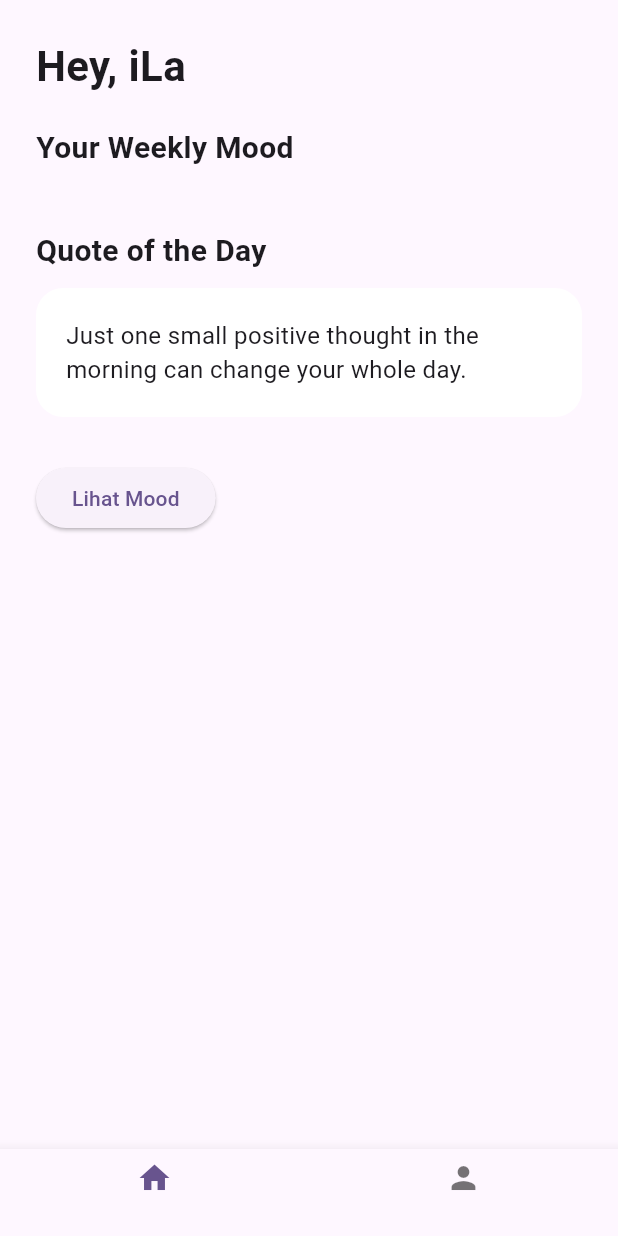
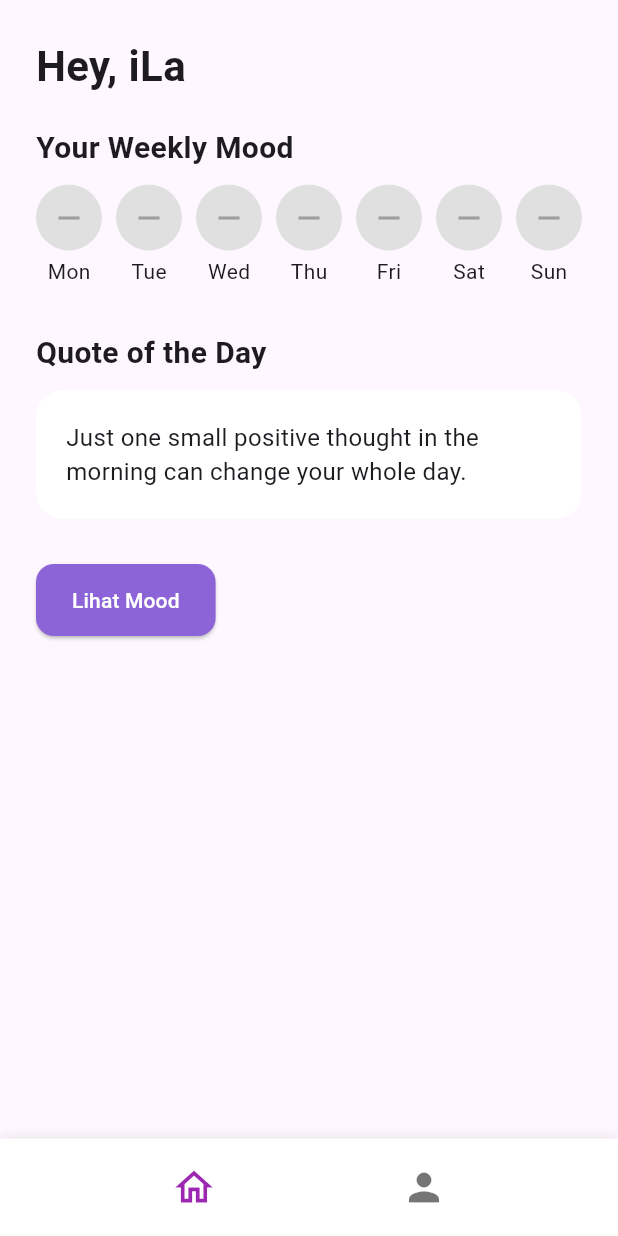
Before and after one commit to zawcompany/MOOD_TRACKER, a Flutter app: the DashboardScreen screen opened directly, on a phone screen of 412 x 824 dp. Run offline on Flutter 3.47's test engine with Material 3 defaults, Android fonts, the phone set to English and light mode, and no system bars; Roboto replaces fonts that are missing (Quicksand).

Commit message:
Update dashboard supaya terupdate mood

```diff
--- a/lib/page/dashboard/domain/mood_model.dart
+++ b/lib/page/dashboard/domain/mood_model.dart
@@ -1,30 +1,15 @@
 class MoodModel {
-  final String id;
   final DateTime date;
   final String mood;
+  final List<String> emotions;
   final String note;
+  final String imagePath;
 
   MoodModel({
-    required this.id,
     required this.date,
     required this.mood,
+    required this.emotions,
     required this.note,
+    required this.imagePath,
   });
-
-  factory MoodModel.fromMap(String id, Map<String, dynamic> data) {
-    return MoodModel(
-      id: id,
-      date: DateTime.parse(data['date']),
-      mood: data['mood'],
-      note: data['note'] ?? "",
-    );
-  }
-
-  Map<String, dynamic> toMap() {
-    return {
-      "date": date.toIso8601String(),
-      "mood": mood,
-      "note": note,
-    };
-  }
 }
--- a/lib/page/dashboard/presentation/provider/dashboard_provider.dart
+++ b/lib/page/dashboard/presentation/provider/dashboard_provider.dart
@@ -2,8 +2,7 @@ import 'package:flutter/material.dart';
 import '../../domain/mood_model.dart';
 
 class DashboardProvider extends ChangeNotifier {
-
-  /// Dummy untuk sekarang (nanti tinggal ganti pakai Firestore)
+  /// --- BAGIAN LAMA (TIDAK DIHAPUS) ---
   List<MoodModel> weeklyMood = [];
   List<MoodModel> monthlyMood = [];
 
@@ -48,4 +47,25 @@ class DashboardProvider extends ChangeNotifier {
       return null;
     }
   }
+
+  /// --- BAGIAN BARU UNTUK SIMPAN MOOD HARI INI ---
+  String? lastMood;
+  List<String>? lastEmotions;
+  String? lastNote;
+  String? lastImage;
+
+  void setMood(Map<String, dynamic> data) {
+    final mood = MoodModel(
+      date: DateTime.now(),
+      mood: data["mood"],
+      emotions: List<String>.from(data["emotions"]),
+      note: data["note"],
+      imagePath: data["image"],
+    );
+
+    weeklyMood.add(mood);
+    monthlyMood.add(mood);
+
+    notifyListeners();
+  }
 }
--- a/lib/page/dashboard/presentation/screens/dashboard_screen.dart
+++ b/lib/page/dashboard/presentation/screens/dashboard_screen.dart
@@ -4,6 +4,11 @@ import 'package:provider/provider.dart';
 import '../provider/dashboard_provider.dart';
 import '../widgets/weekly_mood_row.dart';
 import '../widgets/quote_card.dart';
+import 'package:mood_tracker/page/widgets/custom_navbar.dart';
+
+// Import Choose Mood (jika bagianmu tidak handle input mood harian,
+// kamu bisa hapus semua terkait choose mood)
+import 'package:mood_tracker/page/choose_mood.dart';
 
 class DashboardScreen extends StatelessWidget {
   const DashboardScreen({super.key});
@@ -12,45 +17,75 @@ class DashboardScreen extends StatelessWidget {
   Widget build(BuildContext context) {
     final provider = context.watch<DashboardProvider>();
 
+    const userName = "iLa"; // TODO: ganti dengan data user
+
     return Scaffold(
-      bottomNavigationBar: BottomNavigationBar(
-        items: const [
-          BottomNavigationBarItem(icon: Icon(Icons.home), label: ""),
-          BottomNavigationBarItem(icon: Icon(Icons.person), label: "")
-        ],
+      bottomNavigationBar: CustomNavbar(
+        currentIndex: 0,
+        onTap: (i) {
+          if (i == 1) {
+            Navigator.pushNamed(context, "/profile");
+          }
+        },
       ),
+
       body: SafeArea(
         child: Padding(
           padding: const EdgeInsets.all(24),
           child: Column(
             crossAxisAlignment: CrossAxisAlignment.start,
             children: [
-              Text("Hey, iLa",
-                  style: TextStyle(
-                      fontSize: 28, fontWeight: FontWeight.bold)),
+              Text(
+                "Hey, $userName",
+                style: const TextStyle(
+                  fontSize: 28,
+                  fontWeight: FontWeight.bold,
+                ),
+              ),
+
               const SizedBox(height: 20),
 
-              Text("Your Weekly Mood",
-                  style: TextStyle(
-                      fontSize: 20, fontWeight: FontWeight.bold)),
+              const Text(
+                "Your Weekly Mood",
+                style: TextStyle(
+                  fontSize: 20,
+                  fontWeight: FontWeight.bold,
+                ),
+              ),
+
               const SizedBox(height: 10),
 
               WeeklyMoodRow(moods: provider.weeklyMood),
 
               const SizedBox(height: 30),
-              Text("Quote of the Day",
-                  style: TextStyle(
-                      fontSize: 20, fontWeight: FontWeight.bold)),
+
+              const Text(
+                "Quote of the Day",
+                style: TextStyle(
+                  fontSize: 20,
+                  fontWeight: FontWeight.bold,
+                ),
+              ),
+
               const SizedBox(height: 10),
 
               const QuoteCard(),
+
               const SizedBox(height: 30),
 
               ElevatedButton(
                 onPressed: () {
                   Navigator.pushNamed(context, "/detailMood");
                 },
-                child: Text("Lihat Mood"),
+                style: ElevatedButton.styleFrom(
+                  backgroundColor: const Color(0xFF8C64D8),
+                  foregroundColor: Colors.white,
+                  padding: const EdgeInsets.symmetric(
+                      horizontal: 24, vertical: 14),
+                  shape: RoundedRectangleBorder(
+                      borderRadius: BorderRadius.circular(12)),
+                ),
+                child: const Text("Lihat Mood"),
               ),
             ],
           ),
--- a/lib/page/dashboard/presentation/widgets/weekly_mood_row.dart
+++ b/lib/page/dashboard/presentation/widgets/weekly_mood_row.dart
@@ -8,22 +8,36 @@ class WeeklyMoodRow extends StatelessWidget {
 
   @override
   Widget build(BuildContext context) {
+    final Map<int, MoodModel?> byDay = {};
+
+    for (int i = 1; i <= 7; i++) {
+      byDay[i] = null;
+    }
+
+    for (final m in moods) {
+      byDay[m.date.weekday] = m;
+    }
+
     return Row(
       mainAxisAlignment: MainAxisAlignment.spaceBetween,
-      children: moods.map((mood) {
+      children: List.generate(7, (i) {
+        final day = i + 1;
+        final mood = byDay[day];
+
         return Column(
           children: [
             CircleAvatar(
               radius: 22,
-              child: Text(mood.mood),
+              backgroundColor: Colors.grey.shade300,
+              child: mood == null
+                  ? const Icon(Icons.remove, color: Colors.grey)
+                  : Text(mood.mood),
             ),
             const SizedBox(height: 4),
-            Text(
-              ["Mon","Tue","Wed","Thu","Fri","Sat","Sun"][mood.date.weekday - 1]
-            ),
+            Text(["Mon", "Tue", "Wed", "Thu", "Fri", "Sat", "Sun"][i]),
           ],
         );
-      }).toList(),
+      }),
     );
   }
 }
--- /dev/null
+++ b/lib/page/widgets/custom_navbar.dart
@@ -0,0 +1,42 @@
+import 'package:flutter/material.dart';
+
+class CustomNavbar extends StatelessWidget {
+  final int currentIndex;
+  final Function(int) onTap;
+
+  const CustomNavbar({
+    super.key,
+    required this.currentIndex,
+    required this.onTap,
+  });
+
+  @override
+  Widget build(BuildContext context) {
+    return Container(
+      height: 65,
+      decoration: const BoxDecoration(
+        color: Colors.white,
+        boxShadow: [
+          BoxShadow(color: Colors.black12, blurRadius: 6),
+        ],
+      ),
+      child: Row(
+        mainAxisAlignment: MainAxisAlignment.spaceEvenly,
+        children: [
+          IconButton(
+            icon: Icon(Icons.home_outlined,
+                size: 30,
+                color: currentIndex == 0 ? Colors.purple : Colors.black54),
+            onPressed: () => onTap(0),
+          ),
+          IconButton(
+            icon: Icon(Icons.person,
+                size: 30,
+                color: currentIndex == 1 ? Colors.purple : Colors.black54),
+            onPressed: () => onTap(1),
+          ),
+        ],
+      ),
+    );
+  }
+}
```
Also changed, not shown: lib/main.dart (+21 -16 lines), lib/page/choose_mood.dart (+16 -2 lines), lib/page/dashboard/presentation/screens/detail_mood_screen.dart (+72 -31 lines), lib/page/profile_page.dart (+9 -18 lines).
